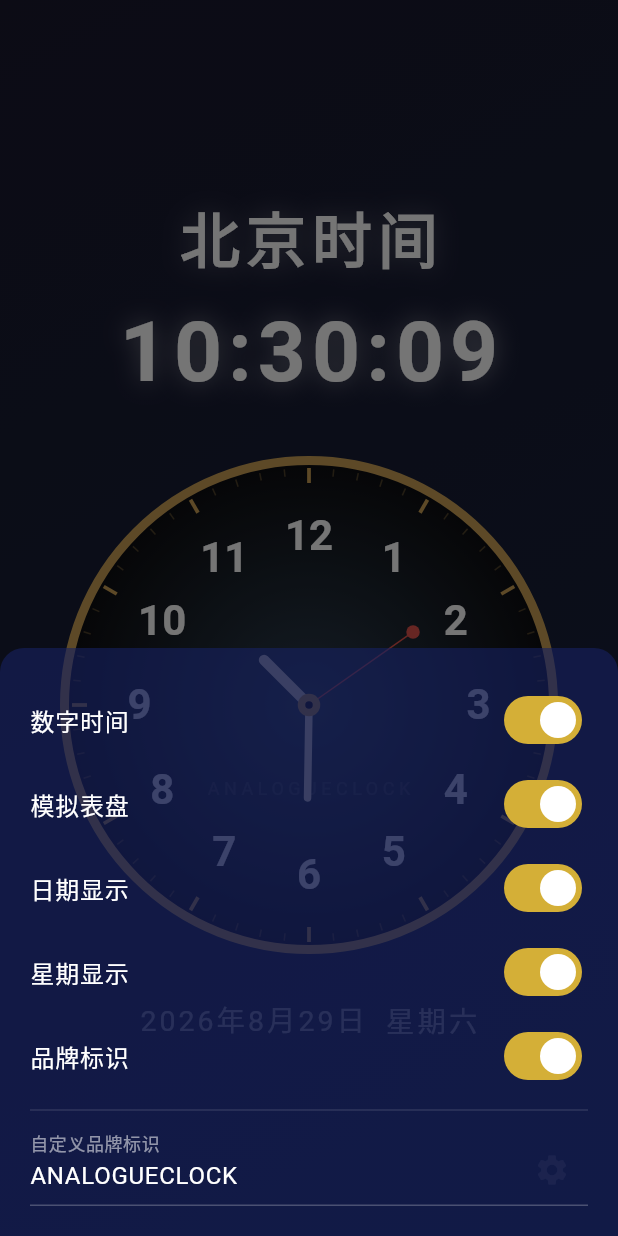
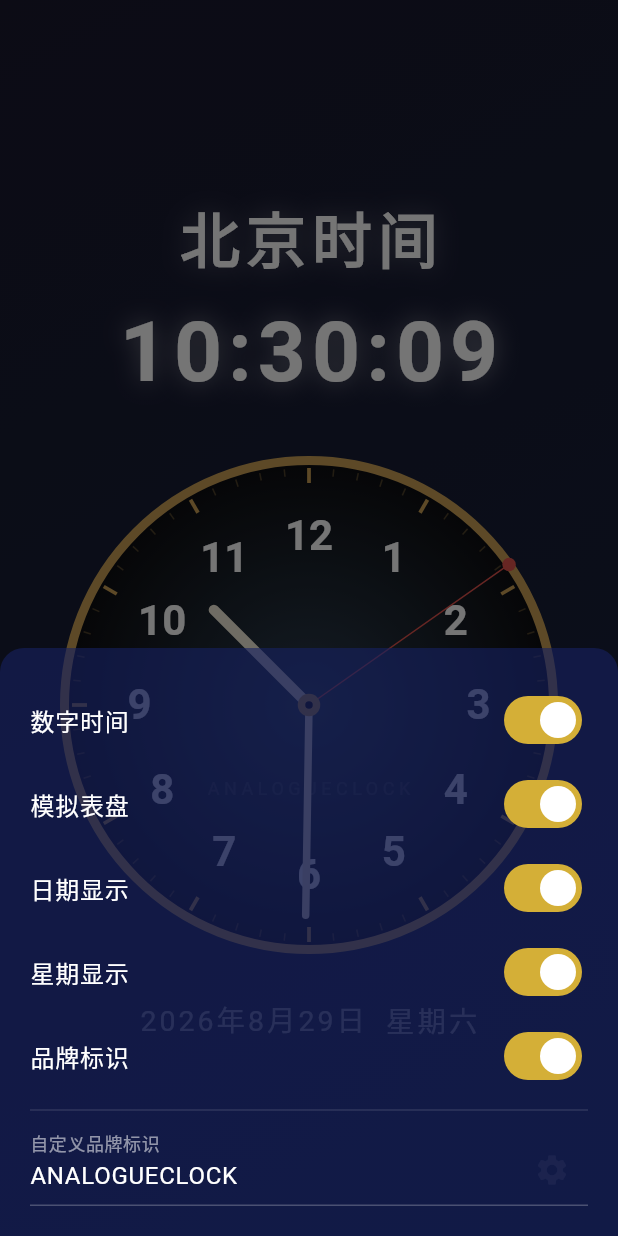
Before and after one commit to abai569/abaiclock, a Flutter app: the screen it shows after launch, after a tap on the "settings" icon, on a phone screen of 412 x 824 dp. Run offline on Flutter 3.47's test engine with Material 3 defaults, Android fonts, the phone set to English and light mode, and no system bars.

Commit message:
sync hand lengths from clock.html: hour 0.55, minute 0.86, second 1.0

```diff
--- a/lib/main.dart
+++ b/lib/main.dart
@@ -347,17 +347,17 @@ class AnalogClockPainter extends CustomPainter {
     final second = now.second;
     final millisecond = now.millisecond;
 
-    // 时针 (粗圆角)
+    // 时针 (88px / 160半径 = 0.55)
     final hourAngle = (hour * 30 + minute * 0.5) * pi / 180;
-    _drawHand(canvas, center, radius * 0.26, hourAngle, 7, const Color(0xFFf1ebd9));
+    _drawHand(canvas, center, radius * 0.55, hourAngle, 7, const Color(0xFFf1ebd9));
 
-    // 分针
+    // 分针 (138px / 160半径 = 0.86)
     final minuteAngle = (minute * 6 + second * 0.1) * pi / 180;
-    _drawHand(canvas, center, radius * 0.38, minuteAngle, 5, const Color(0xFFf1ebd9));
+    _drawHand(canvas, center, radius * 0.86, minuteAngle, 5, const Color(0xFFf1ebd9));
 
-    // 秒针 (细长，末端有圆点)
+    // 秒针 (168px / 160半径 = 1.05，细长)
     final secondAngle = (second * 6 + millisecond * 0.006) * pi / 180;
-    _drawSecondHand(canvas, center, radius * 0.52, secondAngle);
+    _drawSecondHand(canvas, center, radius * 1.0, secondAngle);
 
     // 中心铆钉 (金色圆环)
     final centerOuterPaint = Paint()..color = const Color(0xFFcaa055);
```
